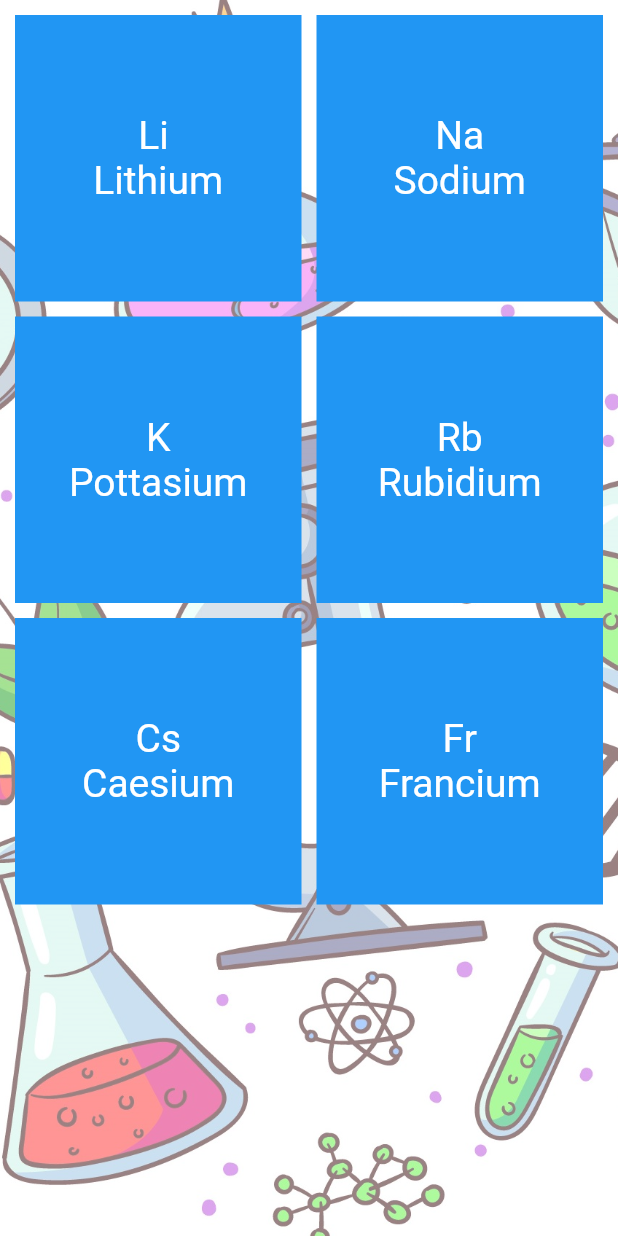
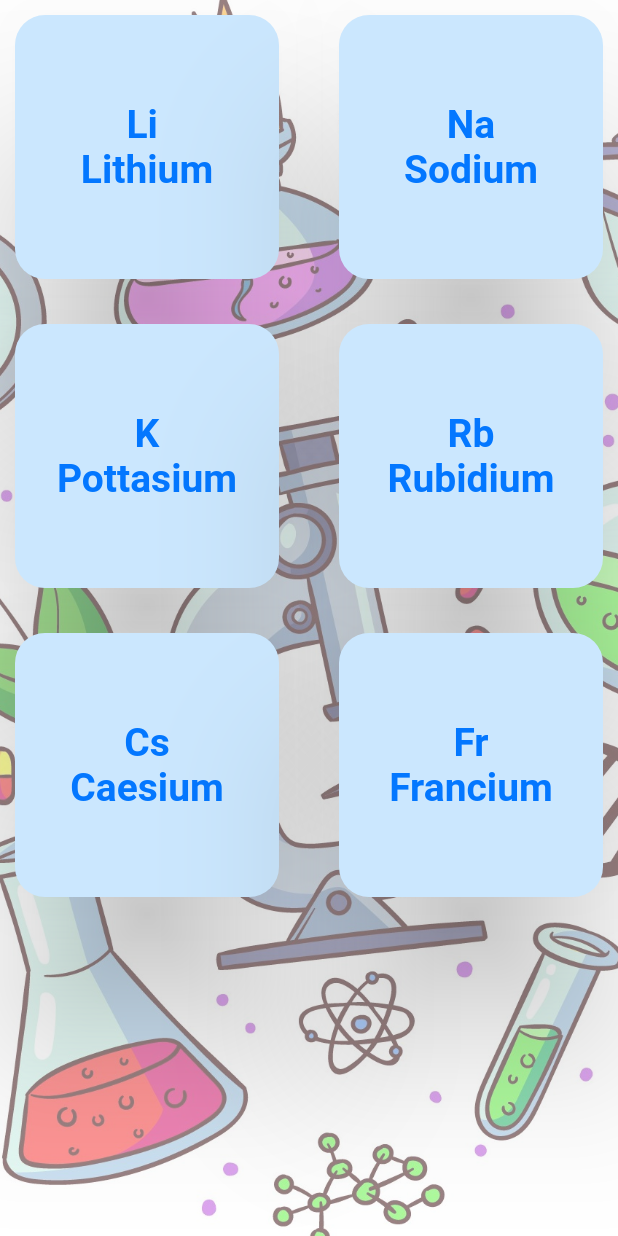
Before and after one commit to AlninoDP/E-Lement, a Flutter app: the LogamAlkaliScreen screen opened directly, on a phone screen of 412 x 824 dp. Run offline on Flutter 3.47's test engine with Material 2 defaults, Android fonts, the phone set to English and light mode, and no system bars; our stand-ins replace get.

Commit message:
adding color, adding custom widget in screen

```diff
--- a/lib/models/colors.dart
+++ b/lib/models/colors.dart
@@ -16,4 +16,6 @@ class ChemistryColorApp {
   static const Color containerMenu9 = Color(0xffE8E7E4);
   static const Color containerMenu10 = Color(0xffFAE7D4);
   static const Color containerMenuOthers = Color(0xffE8E7E4);
+  static const Color logamAlkaliContainer = Color(0xffCBE7FE);
+  static const Color logamAlkaliText = Color(0xff0377FF);
 }
--- a/lib/screens/logam_alkali_screen.dart
+++ b/lib/screens/logam_alkali_screen.dart
@@ -1,4 +1,5 @@
 import 'package:flutter/material.dart';
+import 'package:kimiaapp/models/colors.dart';
 import 'package:kimiaapp/widgets/background.dart';
 
 import '../models/tabel_periodik.dart';
@@ -17,8 +18,8 @@ class LogamAlkaliScreen extends StatelessWidget {
               child: GridView.builder(
                   gridDelegate: const SliverGridDelegateWithFixedCrossAxisCount(
                     crossAxisCount: 2,
-                    mainAxisSpacing: 10.0,
-                    crossAxisSpacing: 10.0,
+                    mainAxisSpacing: 30.0,
+                    crossAxisSpacing: 40.0,
                   ),
                   itemCount: TabelPeriodik.listElemen['Logam Alkali']!.length,
                   itemBuilder: (BuildContext context, int index) {
@@ -26,21 +27,43 @@ class LogamAlkaliScreen extends StatelessWidget {
                         TabelPeriodik.listElemen['Logam Alkali']![index];
                     final lambangElement =
                         TabelPeriodik.lambangElemen['Logam Alkali']![index];
-                    return Container(
-                      color: Colors.blue,
+                    return Material(
+                      shadowColor: Colors.black,
+                      elevation: 50,
+                      color: Colors.transparent,
+                      child: InkWell(
+                        borderRadius: const BorderRadius.all(
+                          Radius.circular(20),
+                        ),
+                        onTap: () {},
+                        child: Ink(
+                          decoration: const BoxDecoration(
+                            color: ChemistryColorApp.logamAlkaliContainer,
+                            borderRadius: BorderRadius.all(
+                              Radius.circular(20),
+                            ),
+                          ),
+                          padding: const EdgeInsets.all(8),
                           child: Center(
                             child: Column(
                               mainAxisAlignment: MainAxisAlignment.center,
                               children: [
                                 Text(lambangElement,
                                     style: const TextStyle(
-                                    color: Colors.white, fontSize: 26)),
+                                        color:
+                                            ChemistryColorApp.logamAlkaliText,
+                                        fontSize: 26,
+                                        fontWeight: FontWeight.bold)),
                                 Text(
                                   namaElement,
                                   style: const TextStyle(
-                                  color: Colors.white, fontSize: 26),
+                                      color: ChemistryColorApp.logamAlkaliText,
+                                      fontSize: 26,
+                                      fontWeight: FontWeight.bold),
                                 ),
                               ],
+                            ),
+                          ),
                         ),
                       ),
                     );
```
Lines whose indentation alone changed are shown as unchanged.
